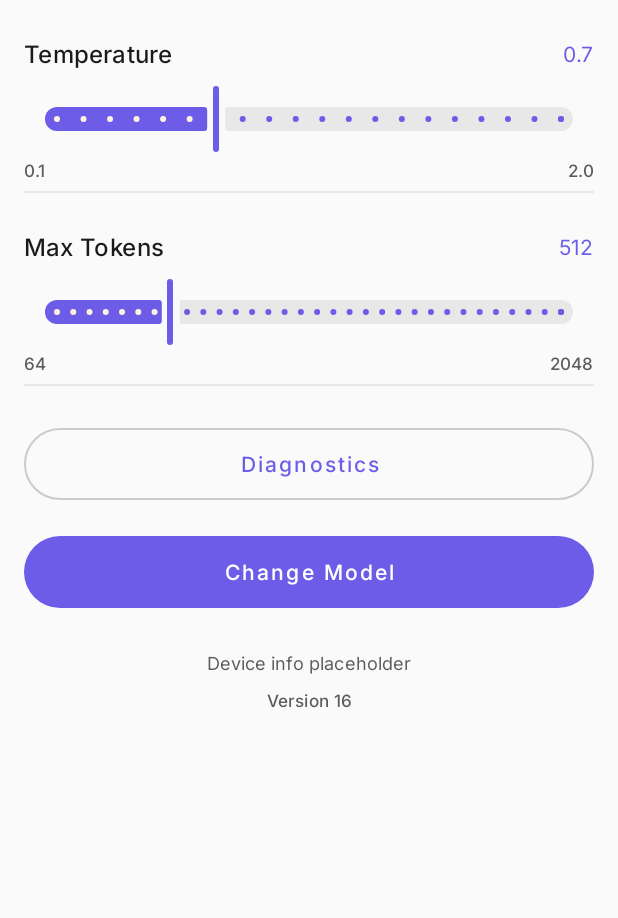
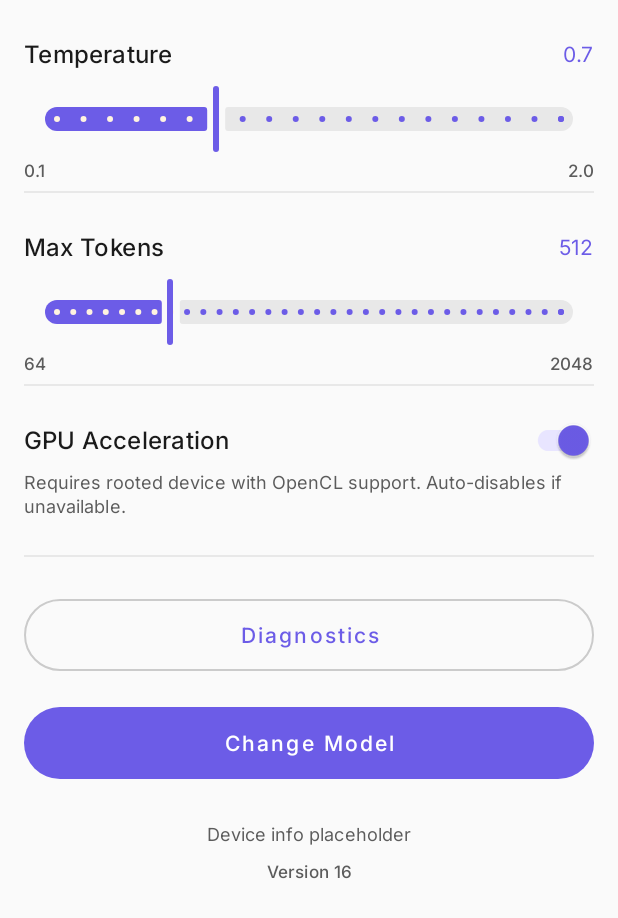
Before and after one commit to dankphael/qwen3-android-app, an Android app: the layout fragment_settings.xml on its own in the app's theme, with its tools: preview values and no code run, on a phone screen of 412 x 824 dp. Shown: the top 918 px of the screen. Run offline under Robolectric (Android 15) with nearby library versions, the phone set to English and light mode, and no system bars.

Commit message:
Enable GPU acceleration with graceful CPU fallback
Phase 4: GPU infrastructure improvements

- Enable OpenCL in CMakeLists.txt (GGML_OPENCL ON) for devices with working GPU
- Improve GPU detection logging to explain why OpenCL fails on non-rooted devices
  (linker namespace/seccomp sandbox restrictions typically prevent access to
  vendor libOpenCL.so without rooting)
- Add GPU disable toggle to Settings UI for user control (helpful for devices
  where GPU causes issues or when testing CPU-only performance)
- Add ModelPreferences methods: isGpuEnabled()/saveGpuEnabled() for persistence

GPU is best-effort on non-rooted devices. The app gracefully falls back to
CPU (which is now 40x faster after Phases 1-3 Release build fix). Rooted
devices with proper OpenCL drivers will benefit from GPU offload.

https://claude.ai/code/session_01VAy2DkNdEQayMmk9Qn2udz

```diff
--- a/app/src/main/java/com/example/qwen3chat/ModelPreferences.kt
+++ b/app/src/main/java/com/example/qwen3chat/ModelPreferences.kt
@@ -11,6 +11,7 @@ class ModelPreferences(context: Context) {
         private const val KEY_FIRST_LAUNCH_DONE = "first_launch_done"
         private const val KEY_TEMPERATURE = "temperature"
         private const val KEY_MAX_TOKENS = "max_tokens"
+        private const val KEY_GPU_ENABLED = "gpu_enabled"
     }
 
     fun getSelectedModelKey(): String? = prefs.getString(KEY_SELECTED_MODEL, null)
@@ -33,6 +34,10 @@ class ModelPreferences(context: Context) {
 
     fun saveMaxTokens(value: Int) = prefs.edit().putInt(KEY_MAX_TOKENS, value).apply()
 
+    fun isGpuEnabled(): Boolean = prefs.getBoolean(KEY_GPU_ENABLED, true)
+
+    fun saveGpuEnabled(value: Boolean) = prefs.edit().putBoolean(KEY_GPU_ENABLED, value).apply()
+
     fun migrateFromV1(context: Context): Boolean {
         if (getSelectedModelKey() != null) return false
         val legacyFile = File(context.filesDir, ModelMetadata.LEGACY_FILENAME)
--- a/app/src/main/res/layout/fragment_settings.xml
+++ b/app/src/main/res/layout/fragment_settings.xml
@@ -155,6 +155,52 @@
         app:layout_constraintStart_toStartOf="parent"
         app:layout_constraintTop_toBottomOf="@id/sliderMaxTokens" />
 
+    <!-- GPU Enable label -->
+    <TextView
+        android:id="@+id/labelGpuEnabled"
+        android:layout_width="wrap_content"
+        android:layout_height="wrap_content"
+        android:text="GPU Acceleration"
+        android:textAppearance="@style/TextAppearance.Qwen.TitleMedium"
+        android:textColor="@color/on_surface"
+        android:layout_marginTop="@dimen/space_24"
+        app:layout_constraintStart_toStartOf="parent"
+        app:layout_constraintTop_toBottomOf="@id/divider2" />
+
+    <!-- GPU Enable switch -->
+    <com.google.android.material.switchmaterial.SwitchMaterial
+        android:id="@+id/switchGpuEnabled"
+        android:layout_width="wrap_content"
+        android:layout_height="wrap_content"
+        android:checked="true"
+        app:layout_constraintEnd_toEndOf="parent"
+        app:layout_constraintTop_toTopOf="@id/labelGpuEnabled"
+        app:layout_constraintBottom_toBottomOf="@id/labelGpuEnabled" />
+
+    <!-- GPU description -->
+    <TextView
+        android:id="@+id/textGpuDesc"
+        android:layout_width="0dp"
+        android:layout_height="wrap_content"
+        android:text="Requires rooted device with OpenCL support. Auto-disables if unavailable."
+        android:textAppearance="@style/TextAppearance.Qwen.BodySmall"
+        android:textColor="@color/on_surface_variant"
+        android:layout_marginTop="@dimen/space_8"
+        app:layout_constraintStart_toStartOf="parent"
+        app:layout_constraintEnd_toEndOf="parent"
+        app:layout_constraintTop_toBottomOf="@id/labelGpuEnabled" />
+
+    <!-- Divider -->
+    <View
+        android:id="@+id/divider3"
+        android:layout_width="0dp"
+        android:layout_height="1dp"
+        android:layout_marginTop="@dimen/space_24"
+        android:background="@color/outline_variant"
+        app:layout_constraintEnd_toEndOf="parent"
+        app:layout_constraintStart_toStartOf="parent"
+        app:layout_constraintTop_toBottomOf="@id/textGpuDesc" />
+
     <!-- Diagnostics button -->
     <com.google.android.material.button.MaterialButton
         android:id="@+id/buttonDiagnostics"
@@ -167,7 +213,7 @@
         app:cornerRadius="@dimen/download_button_radius"
         app:layout_constraintEnd_toEndOf="parent"
         app:layout_constraintStart_toStartOf="parent"
-        app:layout_constraintTop_toBottomOf="@id/divider2"
+        app:layout_constraintTop_toBottomOf="@id/divider3"
         tools:ignore="UnusedAttribute" />
 
     <!-- Change Model button -->
```
Also changed, not shown: app/src/main/cpp/CMakeLists.txt (+4 -3 lines), app/src/main/java/com/example/qwen3chat/ui/settings/SettingsFragment.kt (+10 -0 lines), 1 other file.
